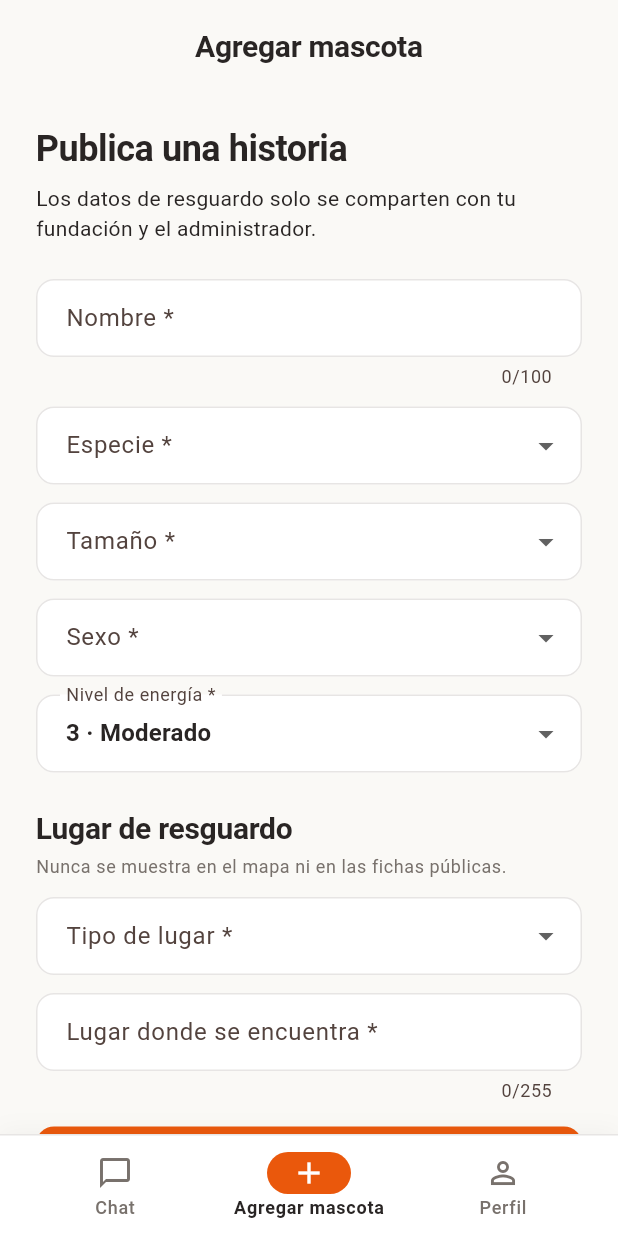
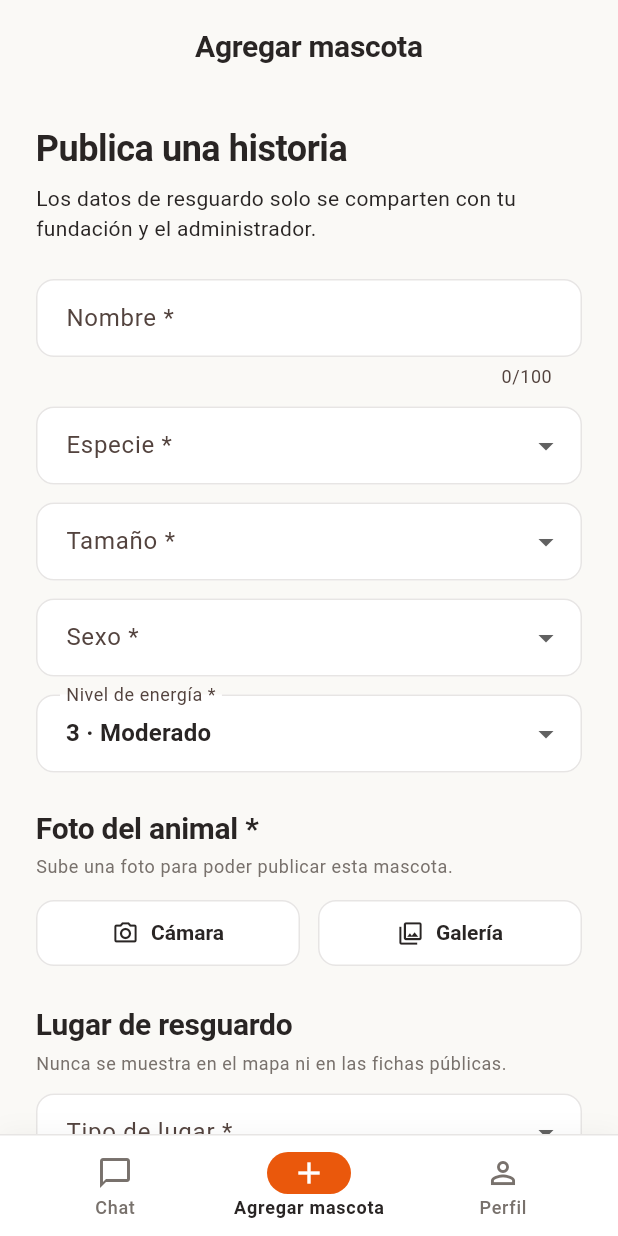
Before and after one commit to sgallardov/Adoptify, a Flutter app: the AddAnimalScreen screen opened by its route, on a phone screen of 412 x 824 dp. Run offline on Flutter 3.47's test engine with Material 3 defaults, Android fonts, the phone set to English and light mode, and no system bars; our stand-ins replace cached_network_image, flutter_map, flutter_secure_storage, geolocator, go_router, image_picker and 2 more; accounts and stored records are empty.

Commit message:
feat(animals): exigir foto al publicar un animal

```diff
--- a/Fase 2/adoptify_app/lib/features/foundation_add/add_animal_screen.dart
+++ b/Fase 2/adoptify_app/lib/features/foundation_add/add_animal_screen.dart
@@ -1,10 +1,13 @@
 import 'package:flutter/material.dart';
+import 'package:flutter/services.dart';
 
 import '../../app/theme.dart';
 import '../../core/api_client.dart';
+import '../../core/photo_service.dart';
 import '../../shared/widgets/content_width.dart';
 import '../../shared/widgets/message_box.dart';
 import '../auth/auth_controller.dart';
+import '../map/map_service.dart';
 
 const _placeTypes = <String, String>{
   'refugio': 'Refugio',
@@ -29,6 +32,9 @@ class _AddAnimalScreenState extends State<AddAnimalScreen> {
   String? _gender;
   String? _placeType;
   int _energyLevel = 3;
+  String? _photoUrl;
+  bool _uploading = false;
+  String? _photoError;
   bool _saving = false;
   String? _error;
   String? _success;
@@ -46,6 +52,10 @@ class _AddAnimalScreenState extends State<AddAnimalScreen> {
       _success = null;
     });
     if (!(_formKey.currentState?.validate() ?? false)) return;
+    if (_photoUrl == null || _photoUrl!.isEmpty) {
+      setState(() => _photoError = 'Debes subir una foto del animal antes de publicar.');
+      return;
+    }
     setState(() => _saving = true);
     try {
       await AuthScope.of(context).api.post('/animals', <String, dynamic>{
@@ -56,6 +66,7 @@ class _AddAnimalScreenState extends State<AddAnimalScreen> {
         'energy_level': _energyLevel,
         'keeping_place_type': _placeType,
         'keeping_place_address': _placeAddress.text.trim(),
+        'photo_url': _photoUrl,
       });
       if (!mounted) return;
       _formKey.currentState?.reset();
@@ -65,6 +76,8 @@ class _AddAnimalScreenState extends State<AddAnimalScreen> {
         _gender = null;
         _placeType = null;
         _energyLevel = 3;
+        _photoUrl = null;
+        _photoError = null;
         _success = 'Animal publicado. Su lugar de resguardo permanece privado.';
       });
     } catch (error) {
@@ -78,9 +91,43 @@ class _AddAnimalScreenState extends State<AddAnimalScreen> {
   String? _required(String? value, String label) =>
       value == null || value.isEmpty ? 'Selecciona $label.' : null;
 
+  Future<void> _pickPhoto(PhotoSource source) async {
+    final PickedPhoto? photo;
+    try {
+      photo = await PhotoService.instance.pick(source);
+    } on PlatformException {
+      if (!mounted) return;
+      setState(() => _photoError = source == PhotoSource.camera
+          ? 'No pudimos abrir la cámara. Revisa el permiso o elige una foto de la galería.'
+          : 'No pudimos abrir la galería. Inténtalo nuevamente.');
+      return;
+    }
+    if (photo == null || !mounted) return;
+    setState(() {
+      _uploading = true;
+      _photoError = null;
+      _error = null;
+      _success = null;
+    });
+    try {
+      final url = await MapService(AuthScope.of(context).api).uploadPhoto(photo);
+      if (!mounted) return;
+      setState(() {
+        _photoUrl = url;
+        _uploading = false;
+      });
+    } catch (error) {
+      if (!mounted) return;
+      setState(() {
+        _uploading = false;
+        _photoError = errorMessage(error, 'No se pudo subir la foto. Inténtalo nuevamente.');
+      });
+    }
+  }
+
   @override
   Widget build(BuildContext context) {
-    final busy = _saving;
+    final busy = _saving || _uploading;
     return Scaffold(
       appBar: AppBar(title: const Text('Agregar mascota')),
       body: ContentWidth(
@@ -148,6 +195,50 @@ class _AddAnimalScreenState extends State<AddAnimalScreen> {
                 onChanged: (value) => setState(() => _energyLevel = int.parse(value!)),
                 validator: (_) => null,
               ),
+              const SizedBox(height: AdoptifySpacing.xl),
+              Text('Foto del animal *', style: Theme.of(context).textTheme.titleLarge),
+              const SizedBox(height: AdoptifySpacing.xs),
+              Text(
+                _photoUrl == null ? 'Sube una foto para poder publicar esta mascota.' : 'Foto cargada correctamente.',
+                style: Theme.of(context).textTheme.bodySmall,
+              ),
+              const SizedBox(height: AdoptifySpacing.md),
+              Row(
+                children: [
+                  Expanded(
+                    child: OutlinedButton.icon(
+                      onPressed: busy ? null : () => _pickPhoto(PhotoSource.camera),
+                      icon: const Icon(Icons.photo_camera_outlined),
+                      label: const Text('Cámara'),
+                    ),
+                  ),
+                  const SizedBox(width: AdoptifySpacing.md),
+                  Expanded(
+                    child: OutlinedButton.icon(
+                      onPressed: busy ? null : () => _pickPhoto(PhotoSource.gallery),
+                      icon: const Icon(Icons.photo_library_outlined),
+                      label: const Text('Galería'),
+                    ),
+                  ),
+                ],
+              ),
+              if (_uploading) ...[
+                const SizedBox(height: AdoptifySpacing.sm),
+                const Center(child: CircularProgressIndicator()),
+              ],
+              if (_photoUrl != null)
+                Align(
+                  alignment: Alignment.centerLeft,
+                  child: TextButton.icon(
+                    onPressed: busy ? null : () => setState(() => _photoUrl = null),
+                    icon: const Icon(Icons.delete_outline),
+                    label: const Text('Quitar foto'),
+                  ),
+                ),
+              if (_photoError != null) ...[
+                const SizedBox(height: AdoptifySpacing.sm),
+                MessageBox.error(message: _photoError!),
+              ],
               const SizedBox(height: AdoptifySpacing.xl),
               Text('Lugar de resguardo', style: Theme.of(context).textTheme.titleLarge),
               const SizedBox(height: AdoptifySpacing.xs),
```
Also changed, not shown: 4 other files.
